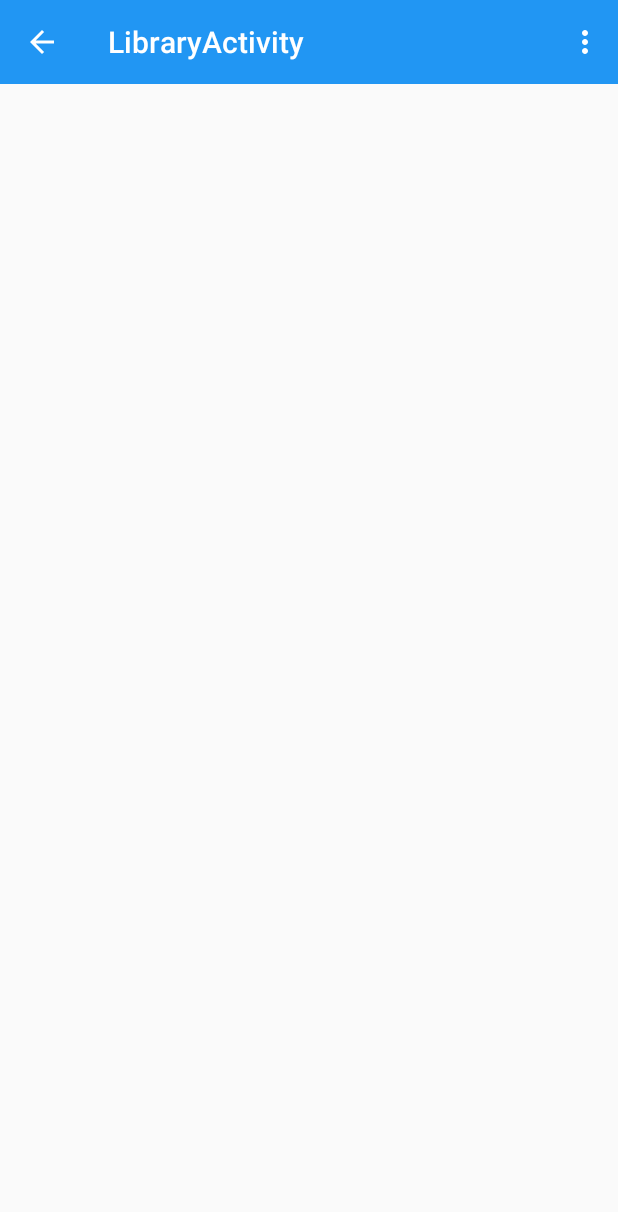
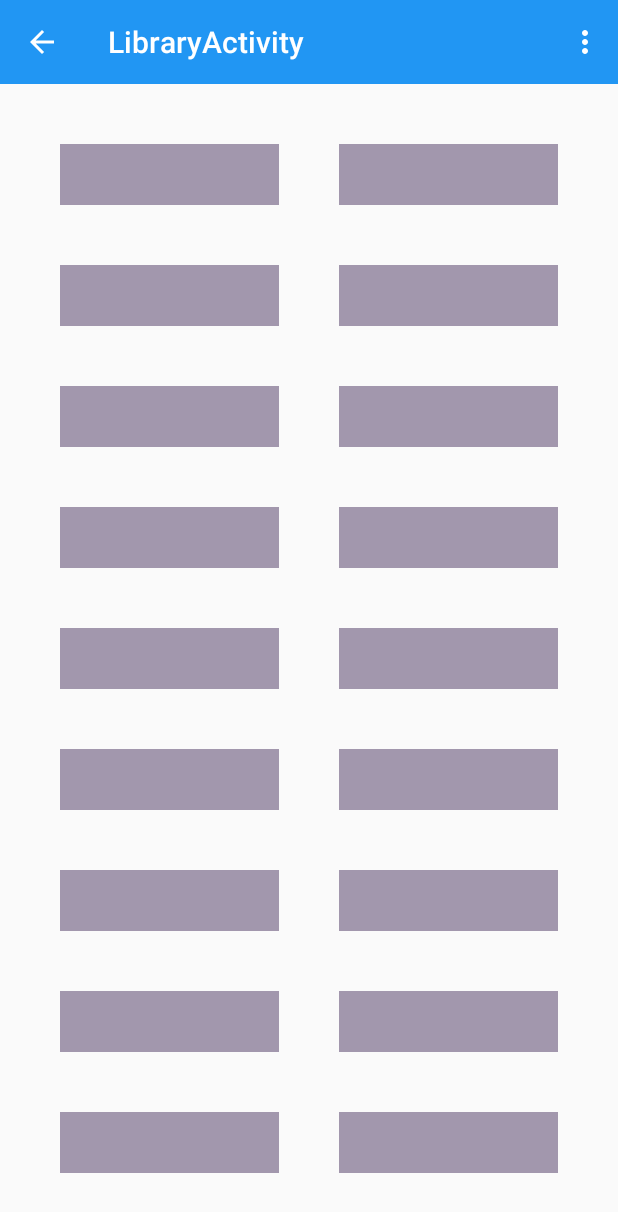
Before and after one commit to championswimmer/Bookd_Android_App, an Android app: the LibraryActivity screen opened directly, with no data from a screen before it, on a phone screen of 412 x 824 dp. Shown: the top 1212 px of the screen. Run offline under Robolectric (Android 15) with nearby library versions, the phone set to English and light mode, and no system bars.

Commit message:
add autofit bootkviews to wishlist and library

```diff
--- a/app/src/main/java/in/tosc/bookd/MainActivity.java
+++ b/app/src/main/java/in/tosc/bookd/MainActivity.java
@@ -134,7 +134,7 @@ public class MainActivity extends ActionBarActivity
 
     @Override
     public boolean onOptionsItemSelected(MenuItem item) {
-        // Handle action bar item clicks here. The action bar will
+        // Handle action bar book_item clicks here. The action bar will
         // automatically handle clicks on the Home/Up button, so long
         // as you specify a parent activity in AndroidManifest.xml.
         int id = item.getItemId();
--- a/app/src/main/java/in/tosc/bookd/NavigationDrawerFragment.java
+++ b/app/src/main/java/in/tosc/bookd/NavigationDrawerFragment.java
@@ -33,7 +33,7 @@ import in.tosc.bookd.topactivities.ProfileActivity;
 public class NavigationDrawerFragment extends Fragment {
 
     /**
-     * Remember the position of the selected item.
+     * Remember the position of the selected book_item.
      */
     private static final String STATE_SELECTED_POSITION = "selected_navigation_drawer_position";
 
@@ -80,7 +80,7 @@ public class NavigationDrawerFragment extends Fragment {
             mFromSavedInstanceState = true;
         }
 
-        // Select either the default item (0) or the last selected item.
+        // Select either the default book_item (0) or the last selected book_item.
         //selectItem(mCurrentSelectedPosition);
     }
 
@@ -286,7 +286,7 @@ public class NavigationDrawerFragment extends Fragment {
      */
     public static interface NavigationDrawerCallbacks {
         /**
-         * Called when an item in the navigation drawer is selected.
+         * Called when an book_item in the navigation drawer is selected.
          */
         void onNavigationDrawerItemSelected(int position);
     }
--- a/app/src/main/java/in/tosc/bookd/signon/SignOnActivity.java
+++ b/app/src/main/java/in/tosc/bookd/signon/SignOnActivity.java
@@ -35,7 +35,7 @@ public class SignOnActivity extends ActionBarActivity {
 
     @Override
     public boolean onOptionsItemSelected(MenuItem item) {
-        // Handle action bar item clicks here. The action bar will
+        // Handle action bar book_item clicks here. The action bar will
         // automatically handle clicks on the Home/Up button, so long
         // as you specify a parent activity in AndroidManifest.xml.
         int id = item.getItemId();
--- a/app/src/main/java/in/tosc/bookd/topactivities/LibraryActivity.java
+++ b/app/src/main/java/in/tosc/bookd/topactivities/LibraryActivity.java
@@ -2,11 +2,13 @@ package in.tosc.bookd.topactivities;
 
 import android.support.v7.app.ActionBarActivity;
 import android.os.Bundle;
+import android.support.v7.widget.RecyclerView;
 import android.support.v7.widget.Toolbar;
 import android.view.Menu;
 import android.view.MenuItem;
 
 import in.tosc.bookd.R;
+import in.tosc.bookd.ui.NumberedAdapter;
 
 public class LibraryActivity extends ActionBarActivity {
 
@@ -30,6 +32,10 @@ public class LibraryActivity extends ActionBarActivity {
             }
         }
 
+        RecyclerView recyclerView = (RecyclerView) findViewById(
+                R.id.library_recyclerview);
+        recyclerView.setHasFixedSize(true);
+        recyclerView.setAdapter(new NumberedAdapter(30));
     }
 
     @Override
@@ -41,7 +47,7 @@ public class LibraryActivity extends ActionBarActivity {
 
     @Override
     public boolean onOptionsItemSelected(MenuItem item) {
-        // Handle action bar item clicks here. The action bar will
+        // Handle action bar book_item clicks here. The action bar will
         // automatically handle clicks on the Home/Up button, so long
         // as you specify a parent activity in AndroidManifest.xml.
         int id = item.getItemId();
--- a/app/src/main/java/in/tosc/bookd/topactivities/OrdersActivity.java
+++ b/app/src/main/java/in/tosc/bookd/topactivities/OrdersActivity.java
@@ -41,7 +41,7 @@ public class OrdersActivity extends ActionBarActivity {
 
     @Override
     public boolean onOptionsItemSelected(MenuItem item) {
-        // Handle action bar item clicks here. The action bar will
+        // Handle action bar book_item clicks here. The action bar will
         // automatically handle clicks on the Home/Up button, so long
         // as you specify a parent activity in AndroidManifest.xml.
         int id = item.getItemId();
--- a/app/src/main/java/in/tosc/bookd/topactivities/ProfileActivity.java
+++ b/app/src/main/java/in/tosc/bookd/topactivities/ProfileActivity.java
@@ -41,7 +41,7 @@ public class ProfileActivity extends ActionBarActivity {
 
     @Override
     public boolean onOptionsItemSelected(MenuItem item) {
-        // Handle action bar item clicks here. The action bar will
+        // Handle action bar book_item clicks here. The action bar will
         // automatically handle clicks on the Home/Up button, so long
         // as you specify a parent activity in AndroidManifest.xml.
         int id = item.getItemId();
--- /dev/null
+++ b/app/src/main/java/in/tosc/bookd/ui/AutofitRecyclerView.java
@@ -0,0 +1,47 @@
+package in.tosc.bookd.ui;
+
+
+import android.content.Context;
+import android.content.res.TypedArray;
+import android.support.v7.widget.GridLayoutManager;
+import android.support.v7.widget.RecyclerView;
+import android.util.AttributeSet;
+
+
+public class AutofitRecyclerView extends RecyclerView {
+
+    private GridLayoutManager manager;
+    private int columnWidth = -1;
+    public AutofitRecyclerView(Context context) {
+        super(context);
+        init(context, null);
+    }
+    public AutofitRecyclerView(Context context, AttributeSet attrs) {
+        super(context, attrs);
+        init(context, attrs);
+    }
+    public AutofitRecyclerView(Context context, AttributeSet attrs, int defStyle) {
+        super(context, attrs, defStyle);
+        init(context, attrs);
+    }
+    private void init(Context context, AttributeSet attrs) {
+        if (attrs != null) {
+            int[] attrsArray = {
+                    android.R.attr.columnWidth
+            };
+            TypedArray array = context.obtainStyledAttributes(attrs, attrsArray);
+            columnWidth = array.getDimensionPixelSize(0, -1);
+            array.recycle();
+        }
+        manager = new GridLayoutManager(getContext(), 1);
+        setLayoutManager(manager);
+    }
+    @Override
+    protected void onMeasure(int widthSpec, int heightSpec) {
+        super.onMeasure(widthSpec, heightSpec);
+        if (columnWidth > 0) {
+            int spanCount = Math.max(1, getMeasuredWidth() / columnWidth);
+            manager.setSpanCount(spanCount);
+        }
+    }
+}
--- /dev/null
+++ b/app/src/main/java/in/tosc/bookd/ui/NumberedAdapter.java
@@ -0,0 +1,40 @@
+package in.tosc.bookd.ui;
+
+/**
+ * Created by championswimmer on 4/4/15.
+ *
+ * Dummy RecyclerView adapter generator
+ */
+import android.support.v7.widget.RecyclerView;
+import android.view.LayoutInflater;
+import android.view.View;
+import android.view.ViewGroup;
+
+import java.util.ArrayList;
+import java.util.List;
+
+import in.tosc.bookd.R;
+
+public class NumberedAdapter extends RecyclerView.Adapter<TextViewHolder> {
+    private List<String> labels;
+    public NumberedAdapter(int count) {
+        labels = new ArrayList<String>(count);
+        for (int i = 0; i < count; ++i) {
+            labels.add(String.valueOf(i));
+        }
+    }
+    @Override
+    public TextViewHolder onCreateViewHolder(ViewGroup parent, int viewType) {
+        View view = LayoutInflater.from(parent.getContext()).inflate(R.layout.book_item, parent, false);
+        return new TextViewHolder(view);
+    }
+    @Override
+    public void onBindViewHolder(final TextViewHolder holder, final int position) {
+        final String label = labels.get(position);
+
+    }
+    @Override
+    public int getItemCount() {
+        return labels.size();
+    }
+}
--- /dev/null
+++ b/app/src/main/java/in/tosc/bookd/ui/TextViewHolder.java
@@ -0,0 +1,15 @@
+package in.tosc.bookd.ui;
+
+/**
+ * Created by championswimmer on 4/4/15.
+ */
+
+import android.support.v7.widget.RecyclerView;
+        import android.view.View;
+        import android.widget.TextView;
+
+public class TextViewHolder extends RecyclerView.ViewHolder {
+    public TextViewHolder(View itemView) {
+        super(itemView);
+    }
+}
--- a/app/src/main/res/layout/activity_library.xml
+++ b/app/src/main/res/layout/activity_library.xml
@@ -11,4 +11,14 @@
         android:background="?attr/colorPrimary"
         app:theme="@style/myCustomTheme" />
 
+    <in.tosc.bookd.ui.AutofitRecyclerView
+        android:id="@+id/library_recyclerview"
+        android:layout_marginTop="?attr/actionBarSize"
+        android:padding="@dimen/padding_book_recyclerview"
+        android:columnWidth="@dimen/column_width_book_recyclerview"
+        android:layout_width="match_parent"
+        android:layout_height="fill_parent">
+
+    </in.tosc.bookd.ui.AutofitRecyclerView>
+
 </RelativeLayout>
--- /dev/null
+++ b/app/src/main/res/layout/book_item.xml
@@ -0,0 +1,13 @@
+<?xml version="1.0" encoding="utf-8"?>
+<TextView
+    xmlns:android="http://schemas.android.com/apk/res/android"
+    xmlns:tools="http://schemas.android.com/tools"
+    android:id="@+id/text"
+    android:layout_width="match_parent"
+    android:layout_height="wrap_content"
+    android:layout_margin="@dimen/margin_book_item"
+    android:textAppearance="?android:attr/textAppearanceMedium"
+    android:textColor="#A768"
+    android:background="#A768"
+    android:padding="8dp"
+    tools:text="0"/>
--- a/app/src/main/res/values/dimens.xml
+++ b/app/src/main/res/values/dimens.xml
@@ -20,18 +20,21 @@
     <dimen name="material_drawer_vertical_padding">16dp</dimen>
     <!-- General icon margin above and under the icons -->
     <dimen name="material_drawer_icon_margin">12dp</dimen>
-    <!-- Definition for the primary item -->
+    <!-- Definition for the primary book_item -->
     <dimen name="material_drawer_primary">48dp</dimen>
     <dimen name="material_drawer_primary_icon">22dp</dimen>
     <dimen name="material_drawer_primary_text">14sp</dimen>
-    <!-- Definition for the secondary item -->
+    <!-- Definition for the secondary book_item -->
     <dimen name="material_drawer_secondary">44dp</dimen>
     <dimen name="material_drawer_secondary_icon">22dp</dimen>
     <dimen name="material_drawer_secondary_text">14sp</dimen>
-    <!-- Definition for the section item -->
+    <!-- Definition for the section book_item -->
     <dimen name="material_drawer_section_text">14sp</dimen>
 
 
     <!-- Toolbar Padding -->
     <dimen name="tool_bar_top_padding">0dp</dimen>
+    <dimen name="margin_book_item">20dp</dimen>
+    <dimen name="padding_book_recyclerview">20dp</dimen>
+    <dimen name="column_width_book_recyclerview">150dp</dimen>
 </resources>
```
Also changed, not shown: app/src/main/java/in/tosc/bookd/topactivities/WishlistActivity.java (+25 -1 lines), app/src/main/res/layout/activity_wishlist.xml (+19 -7 lines).
